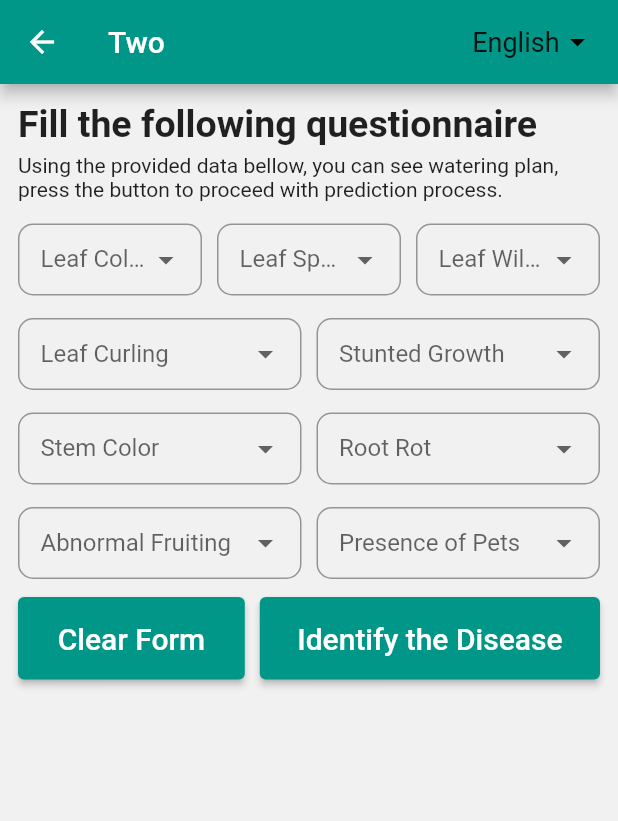
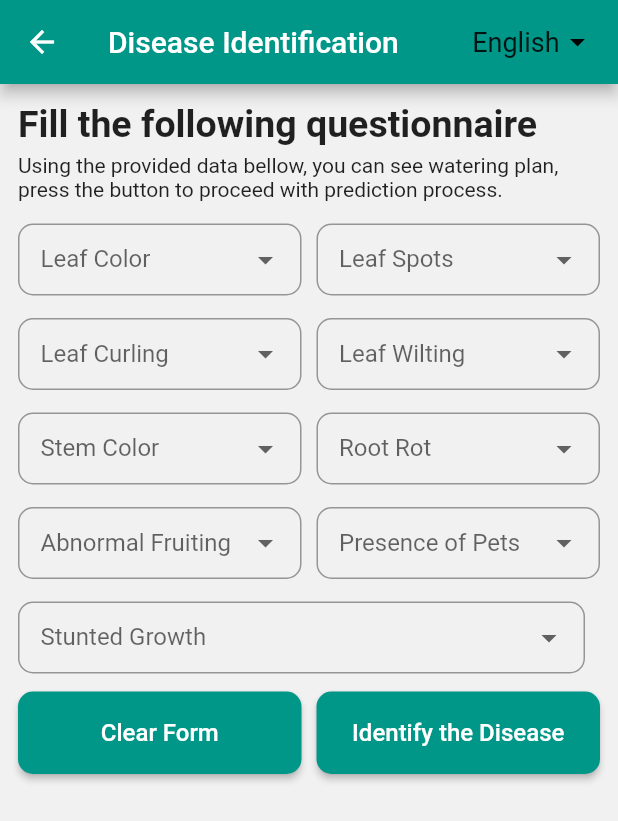
Before and after one commit to wadchathuranga/banana_digital, a Flutter app: the HomeScreen screen opened directly, after a tap on "Identify Banana Diseases using Questionn", on a phone screen of 412 x 824 dp. Shown: the top 821 px of the screen. Run offline on Flutter 3.47's test engine with Material 2 defaults, Android fonts, the phone set to English and light mode, and no system bars; our stand-ins replace animated_text_kit, expandable, flutter_markdown, flutter_spinkit, flutter_zoom_drawer, fluttertoast and 5 more; accounts and stored records are empty; generated files the repository leaves out were written again; statements that could not run were skipped.

Commit message:
code refactored

```diff
--- a/lib/screens/screenTwo/screenTwo.dart
+++ b/lib/screens/C2_disease_identification/DiseaseIdentificationMainScreen.dart
@@ -1,27 +1,21 @@
 import 'dart:async';
 import 'dart:developer';
 
-import 'package:banana_digital/utils/app_colors.dart';
 import 'package:flutter/material.dart';
 import 'package:flutter_gen/gen_l10n/app_localizations.dart';
-import 'package:flutter_spinkit/flutter_spinkit.dart';
-import 'package:provider/provider.dart';
 
-import '../../providers/chat_provider.dart';
-import '../../widgets/ChatWidget.dart';
 import '../../widgets/LanguagePicker.dart';
 import '../../widgets/Loading.dart';
-import '../../widgets/TextWidget.dart';
 
 
-class ScreenTwo extends StatefulWidget {
-  const ScreenTwo({Key? key}) : super(key: key);
+class DiseaseIdentificationMainScreen extends StatefulWidget {
+  const DiseaseIdentificationMainScreen({Key? key}) : super(key: key);
 
   @override
-  State<ScreenTwo> createState() => _ScreenTwoState();
+  State<DiseaseIdentificationMainScreen> createState() => _DiseaseIdentificationMainScreenState();
 }
 
-class _ScreenTwoState extends State<ScreenTwo> {
+class _DiseaseIdentificationMainScreenState extends State<DiseaseIdentificationMainScreen> {
 
   final _qaFormKey = GlobalKey<FormState>();
   bool isLoading = false;
@@ -95,7 +89,7 @@ class _ScreenTwoState extends State<ScreenTwo> {
       // backgroundColor: chatScaffoldBackgroundColor,
       appBar: AppBar(
         // backgroundColor: chatScaffoldBackgroundColor,
-        title: const Text('Two'),
+        title: const Text('Disease Identification'),
         actions: const <Widget>[
           // Center(
           //   child: Text(
@@ -203,38 +197,6 @@ class _ScreenTwoState extends State<ScreenTwo> {
                                 isExpanded: false,
                               ),
                             ),
-                            const SizedBox(width: 10),
-                            Expanded(
-                              child: DropdownButtonFormField<String>(
-                                validator: (val) {
-                                  if (val == null) {return 'Required!';} else {return null;}
-                                },
-                                itemHeight: 50,
-                                decoration: InputDecoration(
-                                  contentPadding: const EdgeInsets.symmetric(horizontal: 15, vertical: 5),
-                                  border: OutlineInputBorder(
-                                    borderRadius: BorderRadius.circular(10.0),
-                                  ),
-                                  labelText: 'Leaf Wilting',
-                                ),
-                                items: leafWilting.map((value) {
-                                  return DropdownMenuItem(
-                                    value: value
-                                        .toString(),
-                                    child: Text(value
-                                        .toString()),
-                                  );
-                                }).toList(),
-                                onChanged: (newValueSelected) {
-                                  FocusScope.of(context).requestFocus(FocusNode());
-                                  setState(() {
-                                    selectedLeafWilting = newValueSelected!;
-                                  });
-                                },
-                                value: selectedLeafWilting,
-                                isExpanded: false,
-                              ),
-                            ),
                           ],
                         ),
                         buildSizedBox(),
@@ -283,9 +245,9 @@ class _ScreenTwoState extends State<ScreenTwo> {
                                   border: OutlineInputBorder(
                                     borderRadius: BorderRadius.circular(10.0),
                                   ),
-                                  labelText: 'Stunted Growth',
+                                  labelText: 'Leaf Wilting',
                                 ),
-                                items: stuntedGrowth.map((value) {
+                                items: leafWilting.map((value) {
                                   return DropdownMenuItem(
                                     value: value
                                         .toString(),
@@ -296,10 +258,10 @@ class _ScreenTwoState extends State<ScreenTwo> {
                                 onChanged: (newValueSelected) {
                                   FocusScope.of(context).requestFocus(FocusNode());
                                   setState(() {
-                                    selectedstuntedGrowth = newValueSelected!;
+                                    selectedLeafWilting = newValueSelected!;
                                   });
                                 },
-                                value: selectedstuntedGrowth,
+                                value: selectedLeafWilting,
                                 isExpanded: false,
                               ),
                             ),
@@ -441,6 +403,43 @@ class _ScreenTwoState extends State<ScreenTwo> {
                             ),
                           ],
                         ),
+                        buildSizedBox(),
+                        Row(
+                          children: [
+                            Expanded(
+                              child: DropdownButtonFormField<String>(
+                                validator: (val) {
+                                  if (val == null) {return 'Required!';} else {return null;}
+                                },
+                                itemHeight: 50,
+                                decoration: InputDecoration(
+                                  contentPadding: const EdgeInsets.symmetric(horizontal: 15, vertical: 5),
+                                  border: OutlineInputBorder(
+                                    borderRadius: BorderRadius.circular(10.0),
+                                  ),
+                                  labelText: 'Stunted Growth',
+                                ),
+                                items: stuntedGrowth.map((value) {
+                                  return DropdownMenuItem(
+                                    value: value
+                                        .toString(),
+                                    child: Text(value
+                                        .toString()),
+                                  );
+                                }).toList(),
+                                onChanged: (newValueSelected) {
+                                  FocusScope.of(context).requestFocus(FocusNode());
+                                  setState(() {
+                                    selectedstuntedGrowth = newValueSelected!;
+                                  });
+                                },
+                                value: selectedstuntedGrowth,
+                                isExpanded: false,
+                              ),
+                            ),
+                            const SizedBox(width: 10),
+                          ],
+                        ),
                       ],
                     ),
                   ),
@@ -450,15 +449,19 @@ class _ScreenTwoState extends State<ScreenTwo> {
                   child: Row(
                     children: [
                       Expanded(
-                        flex: 2,
                         child: ElevatedButton(
+                          style: ElevatedButton.styleFrom(
+                            shape: RoundedRectangleBorder(
+                              borderRadius: BorderRadius.circular(10),
+                            ),
+                          ),
                           child: SizedBox(
                             height: 55,
                             width: MediaQuery.of(context).size.width,
                             child: const Center(
                               child: Text(
                                 'Clear Form',
-                                style: TextStyle(fontSize: 20),
+                                style: TextStyle(fontSize: 16),
                               ),
                             ),
                           ),
@@ -467,15 +470,19 @@ class _ScreenTwoState extends State<ScreenTwo> {
                       ),
                       const SizedBox(width: 10),
                       Expanded(
-                        flex: 3,
                         child: ElevatedButton(
+                          style: ElevatedButton.styleFrom(
+                            shape: RoundedRectangleBorder(
+                              borderRadius: BorderRadius.circular(10),
+                            ),
+                          ),
                           child: SizedBox(
                             height: 55,
                             width: MediaQuery.of(context).size.width,
                             child: const Center(
                               child: Text(
                                 'Identify the Disease',
-                                style: TextStyle(fontSize: 20),
+                                style: TextStyle(fontSize: 16),
                               ),
                             ),
                           ),
--- a/lib/widgets/GridView.dart
+++ b/lib/widgets/GridView.dart
@@ -39,13 +39,13 @@ class _GridViewCardState extends State<GridViewCard> {
           child: InkWell(
             onTap: (){
               if (widget.value == '1') {
-                Navigator.pushNamed(context, '/one');
+                Navigator.pushNamed(context, '/C1_main');
               } else if (widget.value == '2') {
-                Navigator.pushNamed(context, '/two');
+                Navigator.pushNamed(context, '/C2_main');
               } else if (widget.value == '3') {
-                Navigator.pushNamed(context, '/three');
+                Navigator.pushNamed(context, '/C3_main');
               } else if (widget.value == '4') {
-                Navigator.pushNamed(context, '/four');
+                Navigator.pushNamed(context, '/C4_main');
               }
             },
             child: Padding(
```
Also changed, not shown: lib/main.dart (+9 -9 lines), lib/screens/C1_deseas_detect/DiseasePredictionMainScreen.dart (renamed from lib/screens/C1_deseas_detect/screenOne.dart, +4 -4 lines), lib/screens/C3_harvest_predict/HarvestPredictionMainScreen.dart (+16 -5 lines), lib/screens/C2_disease_identification/DiseaseIdentificationResultScreen.dart (added).
